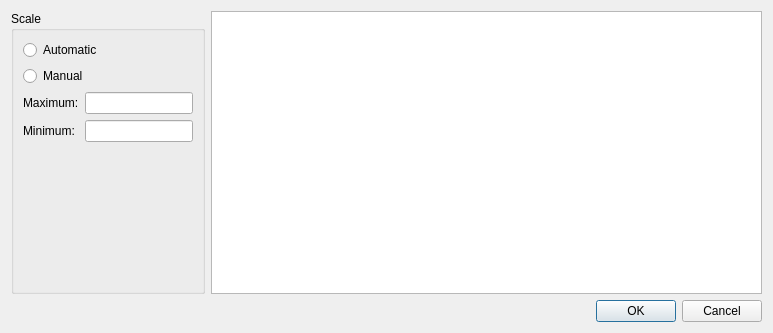
The window that widgets/SectionDialog.ui (sblanchet/dls) describes before a commit, drawn with Qt 5.
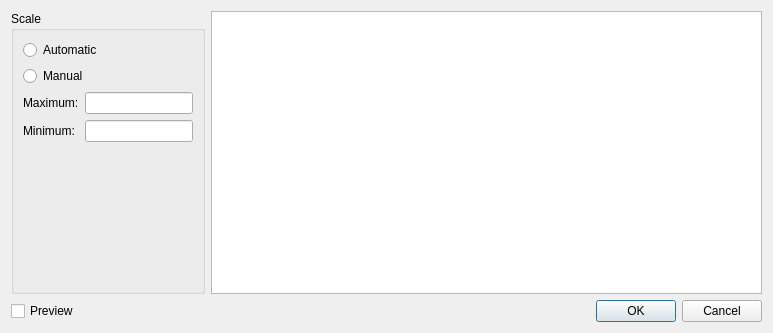
The same window after the commit.

Commit message: Preview functionality (and working reject) in SectionDialog.

Diff of the .ui file:
```diff
--- a/widgets/SectionDialog.ui
+++ b/widgets/SectionDialog.ui
@@ -96,6 +96,15 @@
     </layout>
    </item>
    <item>
+    <layout class="QHBoxLayout" name="horizontalLayout_2">
+     <item>
+      <widget class="QCheckBox" name="checkBoxPreview">
+       <property name="text">
+        <string>Preview</string>
+       </property>
+      </widget>
+     </item>
+     <item>
     <widget class="QDialogButtonBox" name="buttonBox">
      <property name="orientation">
       <enum>Qt::Horizontal</enum>
@@ -104,6 +113,8 @@
       <set>QDialogButtonBox::Cancel|QDialogButtonBox::Ok</set>
      </property>
     </widget>
+     </item>
+    </layout>
    </item>
   </layout>
  </widget>
```
Lines whose indentation alone changed are shown as unchanged. The commit also changes 3 other files.
